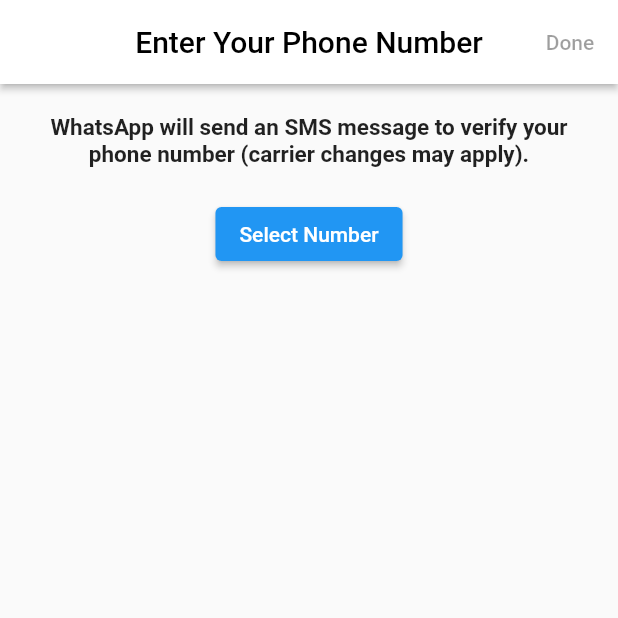
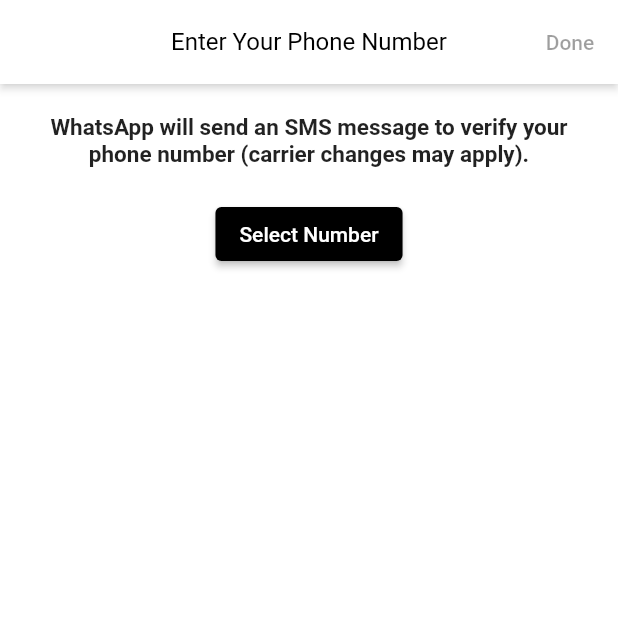
Before and after one commit to yagizdo/flutter_whatsapp_clone, a Flutter app: the screen it shows after launch, on a phone screen of 412 x 824 dp, the top half of it. Run offline on Flutter 3.47's test engine with Material 2 defaults, Android fonts, the light colour scheme and no system bars; our stand-ins replace animated_splash_screen, hexcolor, shared_preferences.

Commit message:
Added Dark mode

```diff
--- /dev/null
+++ b/lib/Providers/shared_preferences_helper.dart
@@ -0,0 +1,11 @@
+import 'package:shared_preferences/shared_preferences.dart';
+
+class SharedPreferencesHelper {
+  static SharedPreferences? _instance;
+  static SharedPreferences get instance => _instance!;
+
+  static Future<SharedPreferences> init() async {
+    _instance ??= await SharedPreferences.getInstance();
+    return _instance!;
+  }
+}
--- /dev/null
+++ b/lib/Providers/theme_provider.dart
@@ -0,0 +1,101 @@
+import 'package:flutter/material.dart';
+import 'package:hexcolor/hexcolor.dart';
+import 'package:shared_preferences/shared_preferences.dart';
+import 'package:whatsapp_clone/Providers/shared_preferences_helper.dart';
+
+class ThemeProvider with ChangeNotifier{
+SharedPreferences? sharedPreferences;
+
+final darkTheme = ThemeData(
+  //Text Button
+  textButtonTheme: TextButtonThemeData(
+      style: TextButton.styleFrom(
+        primary: Colors.blue,
+      )),
+  // Scaffold Background
+  scaffoldBackgroundColor: HexColor('#1B262C'),
+  brightness: Brightness.dark,
+  // Appbar
+  appBarTheme: AppBarTheme(color: HexColor('#1B262C'),),
+  // Elevated Button
+  elevatedButtonTheme: ElevatedButtonThemeData(
+      style: ElevatedButton.styleFrom(
+        primary: Colors.white,
+        onPrimary: Colors.black,
+      )),
+);
+
+final lightTheme = ThemeData(
+  primaryColor: Colors.white,
+  appBarTheme: const AppBarTheme(color: Colors.white,titleTextStyle: TextStyle(color: Colors.black,fontSize: 16)),
+  brightness: Brightness.light,
+  iconTheme: const IconThemeData(color: Colors.white),
+  scaffoldBackgroundColor: Colors.white,
+  textButtonTheme: TextButtonThemeData(
+      style: TextButton.styleFrom(
+        primary: Colors.blue,
+      )),
+  colorScheme: ColorScheme.light(primary: Colors.black, secondary: Colors.black)
+);
+
+ThemeData? _themeData;
+ThemeData? getTheme() => _themeData;
+
+// methods for shared preferences
+void initSharedPreferences() async {
+  // sharedPreferences = await SharedPreferences.getInstance();
+  await SharedPreferencesHelper.init();
+  sharedPreferences = SharedPreferencesHelper.instance;
+  notifyListeners();
+}
+
+static void saveData(String key, dynamic value) async {
+  final prefs = await SharedPreferences.getInstance();
+  if (value is int) {
+    prefs.setInt(key, value);
+  } else if (value is String) {
+    prefs.setString(key, value);
+  } else if (value is bool) {
+    prefs.setBool(key, value);
+  } else {
+    print("Invalid Type");
+  }
+}
+
+static Future<dynamic> readData(String key) async {
+  final prefs = await SharedPreferences.getInstance();
+  dynamic obj = prefs.get(key);
+  return obj;
+}
+
+static Future<bool> deleteData(String key) async {
+  final prefs = await SharedPreferences.getInstance();
+  return prefs.remove(key);
+}
+
+ThemeProvider() {
+  readData('themeMode').then((value) {
+    print('value read from lc : ${value.toString()}');
+    var themeMode = value ?? 'light';
+    if (themeMode == 'light') {
+      _themeData = lightTheme;
+    } else {
+      print('setting dart theme');
+      _themeData = darkTheme;
+    }
+    notifyListeners();
+  });
+}
+
+void setDarkMode() async {
+  _themeData = darkTheme;
+  saveData('themeMode', 'dark');
+  notifyListeners();
+}
+
+void setLightMode() async {
+  _themeData = lightTheme;
+  saveData('themeMode', 'light');
+  notifyListeners();
+}
+}
--- a/lib/Screens/number_login.dart
+++ b/lib/Screens/number_login.dart
@@ -1,5 +1,7 @@
 import 'package:flutter/cupertino.dart';
 import 'package:flutter/material.dart';
+import 'package:provider/provider.dart';
+import 'package:whatsapp_clone/Providers/theme_provider.dart';
 
 class LoginScreen extends StatefulWidget {
   const LoginScreen({Key? key}) : super(key: key);
@@ -26,8 +28,7 @@
         title: const Text('Enter Your Phone Number'),
         centerTitle: true,
         elevation: 2,
-        foregroundColor: Colors.black,
-        backgroundColor: Colors.white,
+        shadowColor: Colors.white,
         actions: [
           TextButton(
               onPressed: selectedValue == null ? null : () {},
--- a/lib/main.dart
+++ b/lib/main.dart
@@ -1,10 +1,16 @@
 import 'package:animated_splash_screen/animated_splash_screen.dart';
 import 'package:flutter/material.dart';
+import 'package:provider/provider.dart';
 import 'package:whatsapp_clone/Screens/number_login.dart';
 import 'package:whatsapp_clone/Utils/routes.dart';
 
+import 'Providers/theme_provider.dart';
+
 void main() {
-  runApp(const MyApp());
+  runApp(ChangeNotifierProvider<ThemeProvider>(
+    create: (_) => ThemeProvider(),
+    child: const MyApp(),
+  ));
 }
 
 class MyApp extends StatelessWidget {
@@ -13,12 +19,11 @@
   // This widget is the root of your application.
   @override
   Widget build(BuildContext context) {
-    return MaterialApp(
+    return Consumer<ThemeProvider>(
+      builder: (context, state, child) => MaterialApp(
         debugShowCheckedModeBanner: false,
         title: 'Flutter Demo',
-      theme: ThemeData(
-        primarySwatch: Colors.blue,
-      ),
+        theme: state.getTheme(),
         onGenerateRoute: Routes.generateRoute,
         home: AnimatedSplashScreen(
           nextScreen: const LoginScreen(),
@@ -42,6 +47,7 @@
           splashIconSize: 1000,
 
         ),
+      ),
     );
   }
 }
--- a/pubspec.yaml
+++ b/pubspec.yaml
@@ -35,6 +35,9 @@
   # Use with the CupertinoIcons class for iOS style icons.
   cupertino_icons: ^1.0.2
   animated_splash_screen: ^1.2.0
+  shared_preferences: ^2.0.13
+  provider: ^6.0.2
+  hexcolor: ^2.0.5
 
 dev_dependencies:
   flutter_test:
```
Also changed, not shown: 2 other files. Lines whose indentation alone changed are shown as unchanged.
